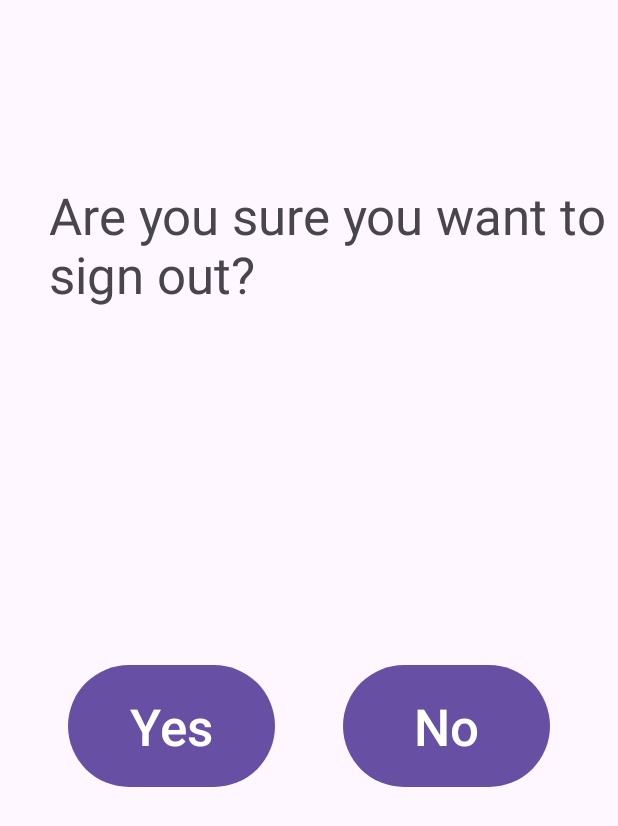
After one commit to GarrettVosecky/Hackstreet-Boys, an Android app: the layout exit.xml on its own in the app's theme, with its tools: preview values and no code run, on a phone screen of 412 x 824 dp. The commit adds this screen. Shown: the top 826 px of the screen. Run offline under Robolectric (Android 15) with nearby library versions, the phone set to English and light mode, and no system bars.

Commit message:
sign out confirmation

```diff
--- /dev/null
+++ b/app/src/main/res/layout/exit.xml
@@ -0,0 +1,51 @@
+<?xml version="1.0" encoding="utf-8"?>
+<androidx.constraintlayout.widget.ConstraintLayout xmlns:android="http://schemas.android.com/apk/res/android"
+    xmlns:app="http://schemas.android.com/apk/res-auto"
+    xmlns:tools="http://schemas.android.com/tools"
+    android:layout_width="match_parent"
+    android:layout_height="match_parent">
+
+    <TextView
+        android:id="@+id/textView4"
+        android:layout_width="379dp"
+        android:layout_height="111dp"
+        android:layout_marginTop="110dp"
+        android:text="Are you sure you want to sign out?"
+        android:textSize="34sp"
+        app:layout_constraintBottom_toTopOf="@+id/yesbutton"
+        app:layout_constraintEnd_toEndOf="parent"
+        app:layout_constraintHorizontal_bias="1.0"
+        app:layout_constraintStart_toStartOf="parent"
+        app:layout_constraintTop_toBottomOf="@+id/yesbutton"
+        app:layout_constraintVertical_bias="0.45" />
+
+    <Button
+        android:id="@+id/yesbutton"
+        android:layout_width="138dp"
+        android:layout_height="89dp"
+        android:layout_marginTop="207dp"
+        android:layout_marginBottom="285dp"
+        android:text="Yes"
+        android:textSize="34sp"
+        app:layout_constraintBottom_toBottomOf="parent"
+        app:layout_constraintEnd_toStartOf="@+id/Nobutton"
+        app:layout_constraintHorizontal_bias="0.0"
+        app:layout_constraintStart_toStartOf="parent"
+        app:layout_constraintTop_toBottomOf="@+id/textView4" />
+
+    <Button
+        android:id="@+id/Nobutton"
+        android:layout_width="138dp"
+        android:layout_height="89dp"
+        android:layout_marginTop="207dp"
+        android:layout_marginBottom="285dp"
+        android:text="No"
+        android:textSize="34sp"
+        app:layout_constraintBottom_toBottomOf="parent"
+        app:layout_constraintEnd_toEndOf="parent"
+        app:layout_constraintStart_toEndOf="@+id/yesbutton"
+        app:layout_constraintTop_toBottomOf="@+id/textView4"
+        app:layout_constraintVertical_bias="0.0" />
+
+
+</androidx.constraintlayout.widget.ConstraintLayout>
--- a/app/src/main/res/values/strings.xml
+++ b/app/src/main/res/values/strings.xml
@@ -1,3 +1,4 @@
 <resources>
     <string name="app_name">Hackstreet-Boys</string>
+    <string name="title_activity_exit">Exit</string>
 </resources>
--- a/build.gradle
+++ b/build.gradle
@@ -2,4 +2,6 @@
 plugins {
 alias(libs.plugins.android.application) apply false
     id 'com.google.gms.google-services' version '4.4.2' apply false
+    alias(libs.plugins.kotlin.android) apply false
+    alias(libs.plugins.kotlin.compose) apply false
 }
```
Also changed, not shown: app/build.gradle (+17 -1 lines), app/src/main/AndroidManifest.xml (+25 -19 lines), gradle/libs.versions.toml (+16 -0 lines).
